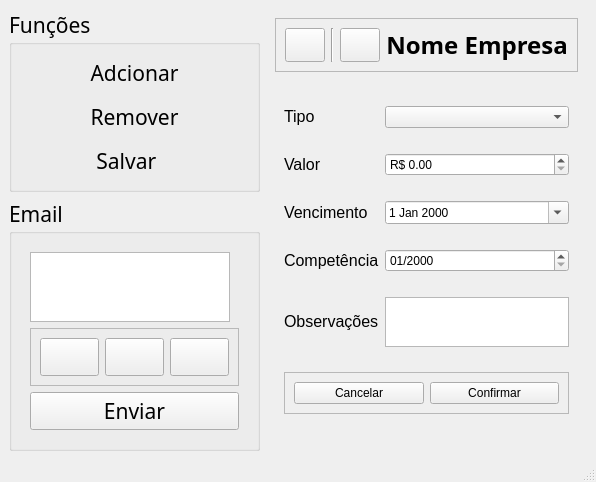
DeltaPrice-Pedro/Pendencias_Contabeis, file src/ui/window_pend.ui: the form before one commit.
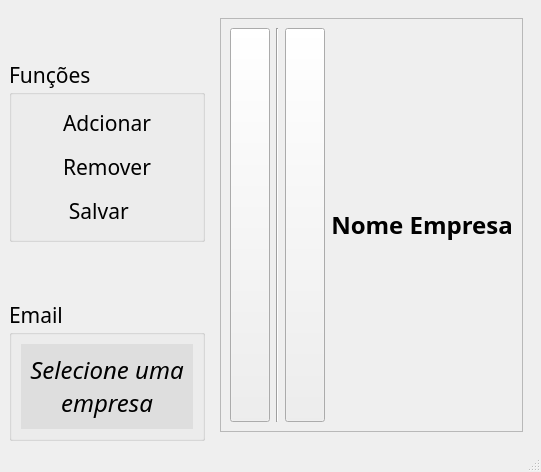
The form after the commit. The open tabs and pages were chosen to show the change. Icons and pictures are not drawn.

The edit to the form file:
```diff
--- a/src/ui/window_pend.ui
+++ b/src/ui/window_pend.ui
@@ -253,260 +253,6 @@
           </layout>
          </widget>
         </item>
-        <item>
-         <widget class="QStackedWidget" name="stackedWidget_pedency">
-          <property name="currentIndex">
-           <number>0</number>
-          </property>
-          <widget class="QWidget" name="page_5">
-           <layout class="QVBoxLayout" name="verticalLayout_5">
-            <item>
-             <widget class="QTableWidget" name="tableWidget_pedency">
-              <property name="editTriggers">
-               <set>QAbstractItemView::EditTrigger::NoEditTriggers</set>
-              </property>
-              <column>
-               <property name="text">
-                <string>Tipo</string>
-               </property>
-              </column>
-              <column>
-               <property name="text">
-                <string>Valor</string>
-               </property>
-              </column>
-              <column>
-               <property name="text">
-                <string>Competência</string>
-               </property>
-              </column>
-              <column>
-               <property name="text">
-                <string>Vencimento</string>
-               </property>
-              </column>
-              <column>
-               <property name="text">
-                <string>Observações</string>
-               </property>
-              </column>
-             </widget>
-            </item>
-            <item>
-             <widget class="Line" name="line">
-              <property name="orientation">
-               <enum>Qt::Orientation::Horizontal</enum>
-              </property>
-             </widget>
-            </item>
-            <item>
-             <widget class="QTableWidget" name="tableWidget_pedency_show">
-              <property name="showGrid">
-               <bool>true</bool>
-              </property>
-              <attribute name="horizontalHeaderVisible">
-               <bool>true</bool>
-              </attribute>
-              <attribute name="horizontalHeaderHighlightSections">
-               <bool>true</bool>
-              </attribute>
-              <attribute name="verticalHeaderVisible">
-               <bool>true</bool>
-              </attribute>
-              <attribute name="verticalHeaderHighlightSections">
-               <bool>true</bool>
-              </attribute>
-              <column>
-               <property name="text">
-                <string>Tributo</string>
-               </property>
-              </column>
-              <column>
-               <property name="text">
-                <string>Valor</string>
-               </property>
-              </column>
-             </widget>
-            </item>
-           </layout>
-          </widget>
-          <widget class="QWidget" name="page_6">
-           <layout class="QGridLayout" name="gridLayout_5">
-            <item row="3" column="1">
-             <widget class="QDateEdit" name="dateEdit">
-              <property name="displayFormat">
-               <string>MM/yyyy</string>
-              </property>
-              <property name="calendarPopup">
-               <bool>false</bool>
-              </property>
-              <property name="timeSpec">
-               <enum>Qt::TimeSpec::LocalTime</enum>
-              </property>
-             </widget>
-            </item>
-            <item row="1" column="1">
-             <widget class="QDoubleSpinBox" name="doubleSpinBox">
-              <property name="prefix">
-               <string>R$ </string>
-              </property>
-              <property name="singleStep">
-               <double>100.000000000000000</double>
-              </property>
-             </widget>
-            </item>
-            <item row="2" column="1">
-             <widget class="QDateEdit" name="dateEdit_2">
-              <property name="calendarPopup">
-               <bool>true</bool>
-              </property>
-             </widget>
-            </item>
-            <item row="0" column="0">
-             <widget class="QLabel" name="label_4">
-              <property name="sizePolicy">
-               <sizepolicy hsizetype="Preferred" vsizetype="Maximum">
-                <horstretch>0</horstretch>
-                <verstretch>0</verstretch>
-               </sizepolicy>
-              </property>
-              <property name="font">
-               <font>
-                <pointsize>12</pointsize>
-               </font>
-              </property>
-              <property name="text">
-               <string>Tipo</string>
-              </property>
-             </widget>
-            </item>
-            <item row="5" column="0" colspan="2">
-             <widget class="QFrame" name="frame">
-              <property name="sizePolicy">
-               <sizepolicy hsizetype="Minimum" vsizetype="Maximum">
-                <horstretch>0</horstretch>
-                <verstretch>0</verstretch>
-               </sizepolicy>
-              </property>
-              <property name="frameShape">
-               <enum>QFrame::Shape::StyledPanel</enum>
-              </property>
-              <property name="frameShadow">
-               <enum>QFrame::Shadow::Raised</enum>
-              </property>
-              <layout class="QHBoxLayout" name="horizontalLayout_2">
-               <item>
-                <widget class="QPushButton" name="pushButton_2">
-                 <property name="text">
-                  <string>Cancelar</string>
-                 </property>
-                </widget>
-               </item>
-               <item>
-                <widget class="QPushButton" name="pushButton">
-                 <property name="text">
-                  <string>Confirmar</string>
-                 </property>
-                </widget>
-               </item>
-              </layout>
-             </widget>
-            </item>
-            <item row="0" column="1">
-             <widget class="QComboBox" name="comboBox"/>
-            </item>
-            <item row="2" column="0">
-             <widget class="QLabel" name="label_5">
-              <property name="sizePolicy">
-               <sizepolicy hsizetype="Preferred" vsizetype="Maximum">
-                <horstretch>0</horstretch>
-                <verstretch>0</verstretch>
-               </sizepolicy>
-              </property>
-              <property name="font">
-               <font>
-                <pointsize>12</pointsize>
-               </font>
-              </property>
-              <property name="text">
-               <string>Vencimento</string>
-              </property>
-             </widget>
-            </item>
-            <item row="4" column="1">
-             <widget class="QTextEdit" name="textEdit">
-              <property name="sizePolicy">
-               <sizepolicy hsizetype="Expanding" vsizetype="Expanding">
-                <horstretch>0</horstretch>
-                <verstretch>0</verstretch>
-               </sizepolicy>
-              </property>
-              <property name="maximumSize">
-               <size>
-                <width>16777215</width>
-                <height>50</height>
-               </size>
-              </property>
-             </widget>
-            </item>
-            <item row="1" column="0">
-             <widget class="QLabel" name="label_3">
-              <property name="sizePolicy">
-               <sizepolicy hsizetype="Preferred" vsizetype="Maximum">
-                <horstretch>0</horstretch>
-                <verstretch>0</verstretch>
-               </sizepolicy>
-              </property>
-              <property name="font">
-               <font>
-                <pointsize>12</pointsize>
-               </font>
-              </property>
-              <property name="text">
-               <string>Valor</string>
-              </property>
-             </widget>
-            </item>
-            <item row="3" column="0">
-             <widget class="QLabel" name="label_2">
-              <property name="sizePolicy">
-               <sizepolicy hsizetype="Preferred" vsizetype="Maximum">
-                <horstretch>0</horstretch>
-                <verstretch>0</verstretch>
-               </sizepolicy>
-              </property>
-              <property name="font">
-               <font>
-                <pointsize>12</pointsize>
-               </font>
-              </property>
-              <property name="text">
-               <string>Competência</string>
-              </property>
-             </widget>
-            </item>
-            <item row="4" column="0">
-             <widget class="QLabel" name="label">
-              <property name="sizePolicy">
-               <sizepolicy hsizetype="Preferred" vsizetype="Maximum">
-                <horstretch>0</horstretch>
-                <verstretch>0</verstretch>
-               </sizepolicy>
-              </property>
-              <property name="font">
-               <font>
-                <pointsize>12</pointsize>
-               </font>
-              </property>
-              <property name="text">
-               <string>Observações</string>
-              </property>
-             </widget>
-            </item>
-           </layout>
-          </widget>
-         </widget>
-        </item>
        </layout>
       </widget>
      </widget>
@@ -574,82 +320,6 @@
            </item>
           </layout>
          </widget>
-         <widget class="QWidget" name="page_2">
-          <layout class="QVBoxLayout" name="verticalLayout_2">
-           <item>
-            <widget class="QListWidget" name="listWidget_email">
-             <property name="sizePolicy">
-              <sizepolicy hsizetype="Maximum" vsizetype="Maximum">
-               <horstretch>0</horstretch>
-               <verstretch>0</verstretch>
-              </sizepolicy>
-             </property>
-             <property name="maximumSize">
-              <size>
-               <width>200</width>
-               <height>16777215</height>
-              </size>
-             </property>
-             <property name="font">
-              <font>
-               <family>Tw Cen MT</family>
-               <pointsize>12</pointsize>
-               <bold>false</bold>
-              </font>
-             </property>
-            </widget>
-           </item>
-           <item>
-            <widget class="QFrame" name="frame_email_func">
-             <property name="frameShape">
-              <enum>QFrame::Shape::StyledPanel</enum>
-             </property>
-             <property name="frameShadow">
-              <enum>QFrame::Shadow::Raised</enum>
-             </property>
-             <layout class="QHBoxLayout" name="horizontalLayout_3">
-              <item>
-               <widget class="QPushButton" name="pushButton_add_email">
-                <property name="text">
-                 <string/>
-                </property>
-                <property name="icon">
-                 <iconset theme="QIcon::ThemeIcon::ListAdd"/>
-                </property>
-               </widget>
-              </item>
-              <item>
-               <widget class="QPushButton" name="pushButton_remove_email">
-                <property name="text">
-                 <string/>
-                </property>
-                <property name="icon">
-                 <iconset theme="QIcon::ThemeIcon::ListRemove"/>
-                </property>
-               </widget>
-              </item>
-              <item>
-               <widget class="QPushButton" name="pushButton_email_edit">
-                <property name="text">
-                 <string/>
-                </property>
-                <property name="icon">
-                 <iconset theme="mail-message-new"/>
-                </property>
-               </widget>
-              </item>
-             </layout>
-            </widget>
-           </item>
-           <item>
-            <widget class="QPushButton" name="pushButton_send_email">
-             <property name="text">
-              <string>Enviar</string>
-             </property>
-            </widget>
-           </item>
-          </layout>
-         </widget>
         </widget>
        </item>
       </layout>
```
